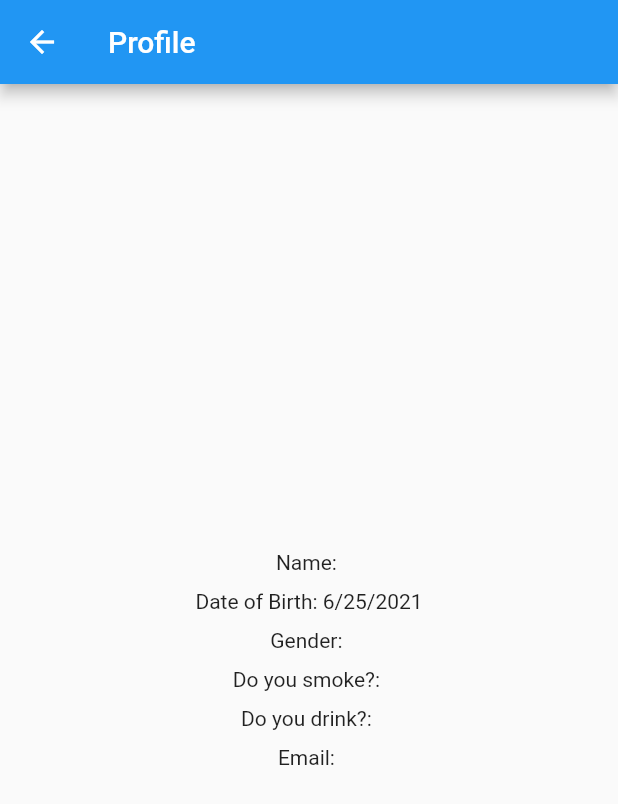
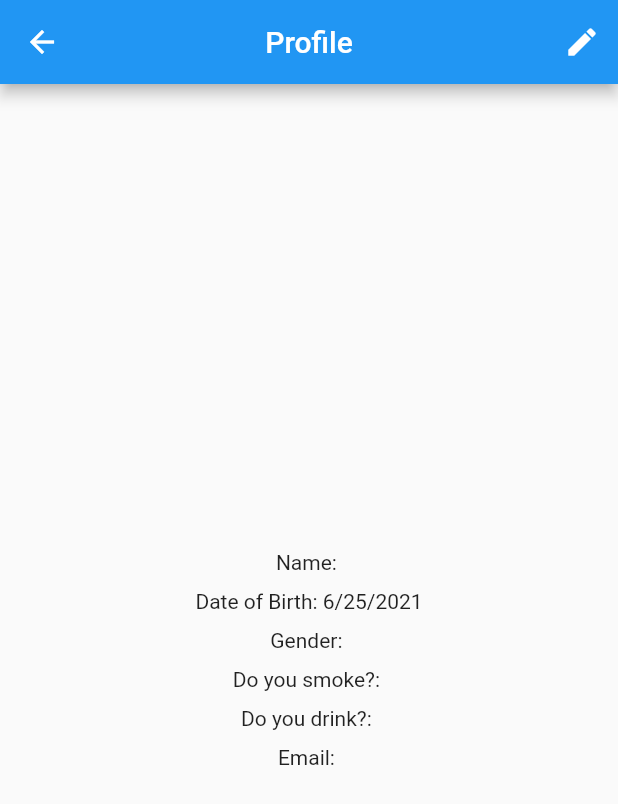
Before and after one commit to Aayog/WeeksToLive, a Flutter app: the screen it shows once a user with an empty profile is signed in, in the side drawer, after a tap on "Profile", on a phone screen of 412 x 824 dp. Shown: the top 804 px of the screen. Run offline on Flutter 3.47's test engine with Material 2 defaults, Android fonts, the phone set to English and light mode, and no system bars; our stand-ins replace cloud_firestore, double_back_to_close_app, firebase_auth, firebase_core, font_awesome_flutter, google_sign_in; accounts and stored records are empty.

Commit message:
Added settings and edit profile screens

```diff
--- a/lib/components/sidebar.dart
+++ b/lib/components/sidebar.dart
@@ -1,5 +1,6 @@
 import 'package:firebase_auth/firebase_auth.dart';
 import 'package:flutter/material.dart';
+
 import 'package:weekstolive/screens/login.dart';
 import 'package:weekstolive/screens/profile.dart';
 
--- a/lib/screens/home.dart
+++ b/lib/screens/home.dart
@@ -16,6 +16,7 @@ class _HomeScreenState extends State<HomeScreen> {
     return Scaffold(
         appBar: AppBar(
           title: Text('Welcome to WeeksToLive'),
+          centerTitle: true,
         ),
         drawer: SideBar(),
         body: DoubleBackToCloseApp(
--- a/lib/screens/profile.dart
+++ b/lib/screens/profile.dart
@@ -71,6 +71,13 @@ class _ProfileScreenState extends State<ProfileScreen> {
     return Scaffold(
       appBar: AppBar(
         title: Text('Profile'),
+        centerTitle: true,
+        actions: [
+          IconButton(
+            icon: Icon(Icons.edit),
+            onPressed: () {},
+          ),
+        ],
       ),
       body: Center(
         child: requestList(),
```
Also changed, not shown: lib/screens/edit_profile.dart (added, +17 -0 lines), lib/screens/settings.dart (added, +17 -0 lines).
